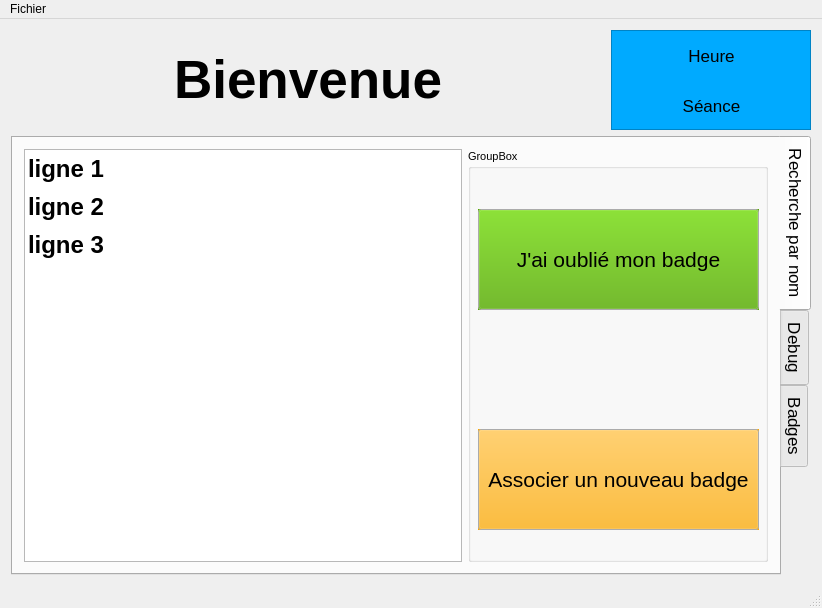
PapaPingouin/adheScan, file mainwindow.ui: the form before one commit.
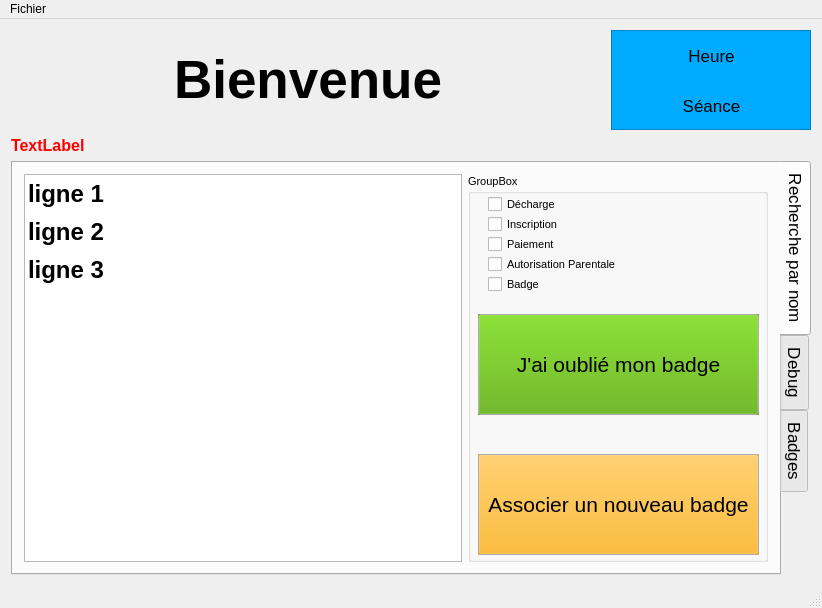
The form after the commit. Icons and pictures are not drawn.

```diff
--- a/mainwindow.ui
+++ b/mainwindow.ui
@@ -255,6 +255,23 @@
       </item>
      </layout>
     </item>
+    <item>
+     <widget class="QLabel" name="labelNameCheckedInfos">
+      <property name="font">
+       <font>
+        <pointsize>12</pointsize>
+        <weight>75</weight>
+        <bold>true</bold>
+       </font>
+      </property>
+      <property name="styleSheet">
+       <string notr="true">color: rgb(255, 0, 0);</string>
+      </property>
+      <property name="text">
+       <string>TextLabel</string>
+      </property>
+     </widget>
+    </item>
     <item>
      <widget class="QTabWidget" name="Tabs">
       <property name="maximumSize">
@@ -312,6 +329,18 @@
           <property name="lineWidth">
            <number>1</number>
           </property>
+          <property name="layoutMode">
+           <enum>QListView::SinglePass</enum>
+          </property>
+          <property name="viewMode">
+           <enum>QListView::ListMode</enum>
+          </property>
+          <property name="modelColumn">
+           <number>0</number>
+          </property>
+          <property name="sortingEnabled">
+           <bool>false</bool>
+          </property>
           <item>
            <property name="text">
             <string>ligne 1</string>
@@ -351,7 +380,7 @@
            <property name="geometry">
             <rect>
              <x>10</x>
-             <y>60</y>
+             <y>140</y>
              <width>281</width>
              <height>101</height>
             </rect>
@@ -481,6 +510,74 @@
             <string>Associer un nouveau badge</string>
            </property>
           </widget>
+          <widget class="QCheckBox" name="checkDecharge">
+           <property name="geometry">
+            <rect>
+             <x>20</x>
+             <y>20</y>
+             <width>78</width>
+             <height>20</height>
+            </rect>
+           </property>
+           <property name="text">
+            <string>Décharge</string>
+           </property>
+           <property name="checkable">
+            <bool>true</bool>
+           </property>
+          </widget>
+          <widget class="QCheckBox" name="checkInscription">
+           <property name="geometry">
+            <rect>
+             <x>20</x>
+             <y>40</y>
+             <width>78</width>
+             <height>20</height>
+            </rect>
+           </property>
+           <property name="text">
+            <string>Inscription</string>
+           </property>
+          </widget>
+          <widget class="QCheckBox" name="checkPaiement">
+           <property name="geometry">
+            <rect>
+             <x>20</x>
+             <y>60</y>
+             <width>78</width>
+             <height>20</height>
+            </rect>
+           </property>
+           <property name="text">
+            <string>Paiement</string>
+           </property>
+          </widget>
+          <widget class="QCheckBox" name="checkAutorisation">
+           <property name="geometry">
+            <rect>
+             <x>20</x>
+             <y>80</y>
+             <width>231</width>
+             <height>20</height>
+            </rect>
+           </property>
+           <property name="text">
+            <string>Autorisation Parentale</string>
+           </property>
+          </widget>
+          <widget class="QCheckBox" name="checkBadge">
+           <property name="geometry">
+            <rect>
+             <x>20</x>
+             <y>100</y>
+             <width>231</width>
+             <height>20</height>
+            </rect>
+           </property>
+           <property name="text">
+            <string>Badge</string>
+           </property>
+          </widget>
          </widget>
         </item>
        </layout>
```
Left out of the diff: 2 changed lines with no effect on the pictures.
